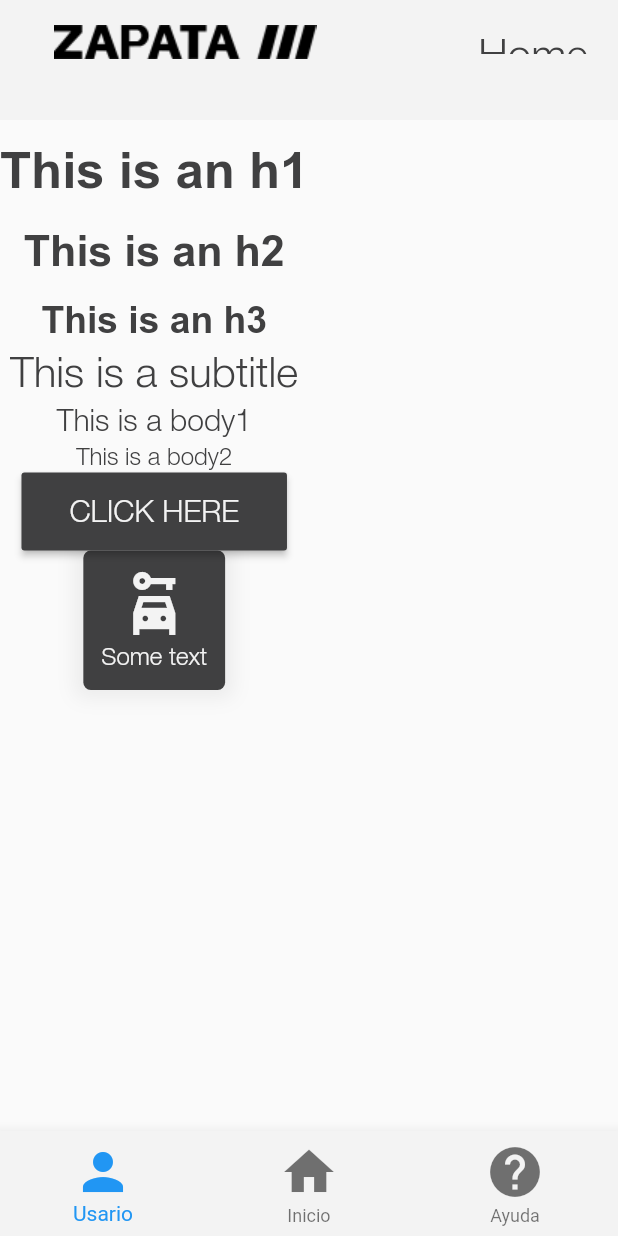
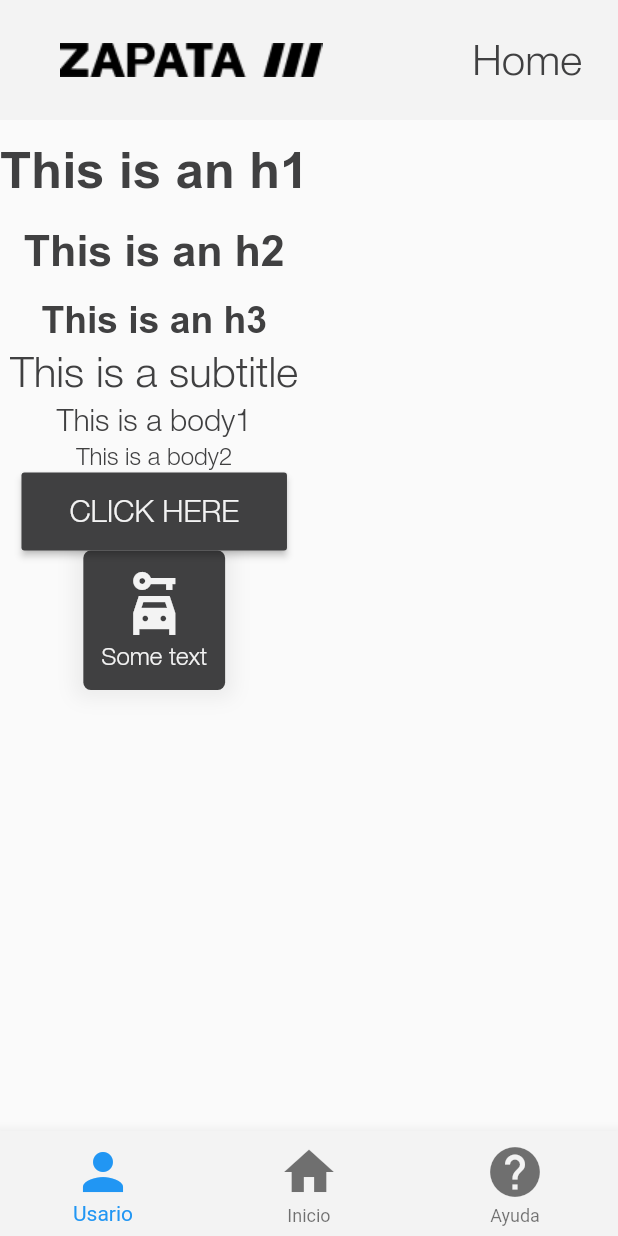
Before and after one commit to FinocchiaroGR/OneUnit-ZapataProject-Flutter, a Flutter app: the screen it shows after launch, on a phone screen of 412 x 824 dp. Run offline on Flutter 3.47's test engine with Material 2 defaults, Android fonts, the phone set to English and light mode, and no system bars.

Commit message:
Fic Padding

```diff
--- a/lib/widgets/organisms/AppBar.dart
+++ b/lib/widgets/organisms/AppBar.dart
@@ -16,13 +16,14 @@ class AppAppBar extends StatelessWidget implements PreferredSizeWidget {
     return AppBar(
       centerTitle: false,
       elevation: 0,
+      toolbarHeight: 80,
       title: Padding(
-        padding: const EdgeInsets.all(20.0),
+        padding: const EdgeInsets.only(left: 24),
         child: Image.asset(app_images.logo),
       ),
       actions: <Widget>[
         Padding(
-          padding: const EdgeInsets.all(20.0),
+          padding: const EdgeInsets.only(right: 24, top: 24),
           child: AppTypography(
             text: title,
             type: "subtitle",
```
